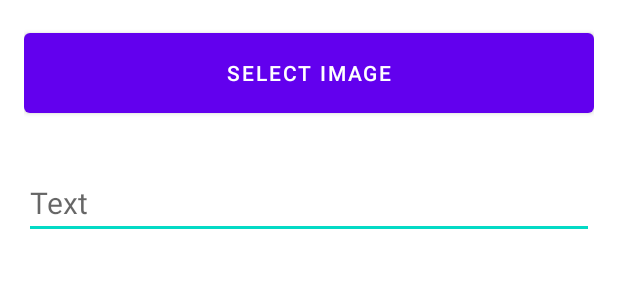
After one commit to seilj/madcamp_week1, an Android app: the layout dialog_add_image.xml on its own in the app's theme, with its tools: preview values and no code run, on a phone screen of 412 x 824 dp. The commit adds this screen. Shown: the top 300 px of the screen. Run offline under Robolectric (Android 15) with nearby library versions, the phone set to English and light mode, and no system bars.

Commit message:
git commit
탭2에서 헨드폰과 연동 구현

```diff
--- a/app/build.gradle
+++ b/app/build.gradle
@@ -47,6 +47,8 @@ dependencies {
     implementation libs.androidx.navigation.ui.ktx
     implementation 'androidx.recyclerview:recyclerview:1.1.0'
     implementation 'com.google.code.gson:gson:2.10.1'
+    implementation 'com.github.bumptech.glide:glide:4.11.0'
+    annotationProcessor 'com.github.bumptech.glide:compiler:4.11.0'
     testImplementation libs.junit
     androidTestImplementation libs.androidx.junit
     androidTestImplementation libs.androidx.espresso.core
--- /dev/null
+++ b/app/src/main/res/layout/dialog_add_image.xml
@@ -0,0 +1,25 @@
+<?xml version="1.0" encoding="utf-8"?>
+
+    <LinearLayout
+        xmlns:android="http://schemas.android.com/apk/res/android"
+        android:layout_width="match_parent"
+        android:layout_height="wrap_content"
+        android:orientation="vertical"
+        android:padding="16dp">
+
+    <Button
+        android:id="@+id/selectImage"
+        android:layout_width="match_parent"
+        android:layout_height="65dp"
+        android:layout_gravity="top|center_horizontal"
+        android:layout_marginBottom="30dp"
+        android:text="select image" />
+
+        <EditText
+            android:id="@+id/edit_text"
+            android:layout_width="match_parent"
+            android:layout_height="wrap_content"
+            android:layout_marginBottom="10dp"
+            android:hint="Text"
+            android:textSize="20sp" />
+    </LinearLayout>
```
Also changed, not shown: app/src/main/java/com/example/myapplication/Fragment2.kt (+69 -20 lines), app/src/main/java/com/example/myapplication/Fragment2ImageActivity.kt (+4 -13 lines), app/src/main/java/com/example/myapplication/GridViewAdapter.kt (+20 -9 lines), app/src/main/java/com/example/myapplication/ImageResources.kt (added, +13 -0 lines), app/src/main/res/layout/fragment2.xml (+14 -4 lines).
